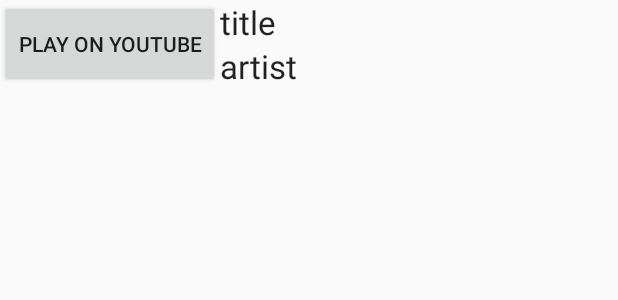
After one commit to rotem-ad/Beats, an Android app: the layout songs_list_view_row.xml on its own in the app's theme, with its tools: preview values and no code run, on a phone screen of 412 x 824 dp. The commit adds this screen. Shown: the top 300 px of the screen. Run offline under Robolectric (Android 15) with nearby library versions, the phone set to English and light mode, and no system bars.

Commit message:
songs list infra

```diff
--- a/app/src/main/java/com/example/rotem/beats/Constants.java
+++ b/app/src/main/java/com/example/rotem/beats/Constants.java
@@ -5,6 +5,8 @@
  */
 public class Constants {
 
+    public static final String LOCAL_YOUTUBE_APP = "com.google.android.youtube";
+
     public static final String PLAYLISTS_COLLECTION = "playlists";
     public static final String USERS_COLLECTION = "users";
 
--- /dev/null
+++ b/app/src/main/res/layout/songs_list_view_row.xml
@@ -0,0 +1,38 @@
+<LinearLayout xmlns:android="http://schemas.android.com/apk/res/android"
+    android:layout_width="match_parent"
+    android:layout_height="wrap_content"
+    android:orientation="horizontal">
+
+    <Button
+        android:id="@+id/song_list_row_play_btn"
+        android:layout_width="wrap_content"
+        android:layout_height="match_parent"
+        android:text="Play On YouTube"
+        android:src="@drawable/beats2" />
+
+    <RelativeLayout
+        android:layout_width="match_parent"
+        android:layout_height="wrap_content">
+
+        <LinearLayout
+            android:layout_width="match_parent"
+            android:layout_height="wrap_content"
+            android:orientation="vertical">
+
+            <TextView
+                android:id="@+id/song_list_row_title"
+                android:layout_width="wrap_content"
+                android:layout_height="wrap_content"
+                android:text="title"
+                android:textAppearance="?android:attr/textAppearanceLarge" />
+
+            <TextView
+                android:id="@+id/song_list_row_artist"
+                android:layout_width="wrap_content"
+                android:layout_height="wrap_content"
+                android:text="artist"
+                android:textAppearance="?android:attr/textAppearanceLarge" />
+        </LinearLayout>
+    </RelativeLayout>
+
+</LinearLayout>
```
Also changed, not shown: app/src/main/java/com/example/rotem/beats/Model/Song.java (+29 -0 lines), app/src/main/java/com/example/rotem/beats/PlaylistDetailsFragment.java (+31 -0 lines), app/src/main/java/com/example/rotem/beats/PlaylistNewActivity.java (+1 -33 lines), app/src/main/java/com/example/rotem/beats/PlaylistNewFragment.java (+52 -28 lines), app/src/main/res/layout/fragment_playlist_details.xml (+8 -1 lines), app/src/main/res/layout/fragment_playlist_new.xml (+13 -2 lines).
